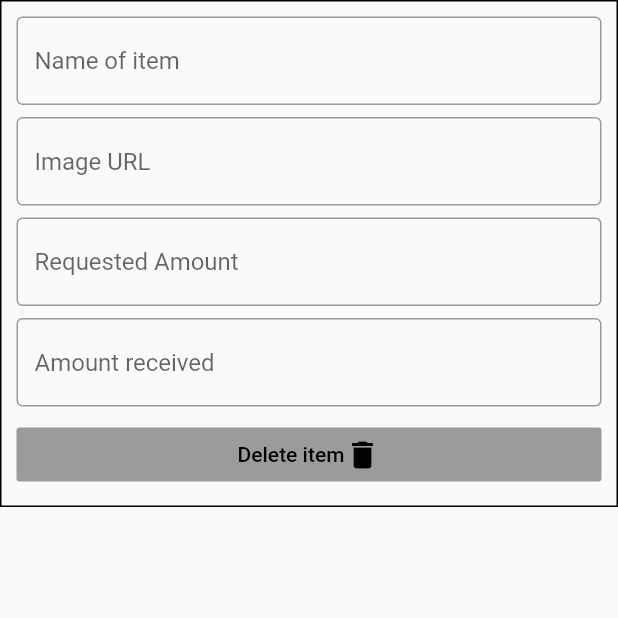
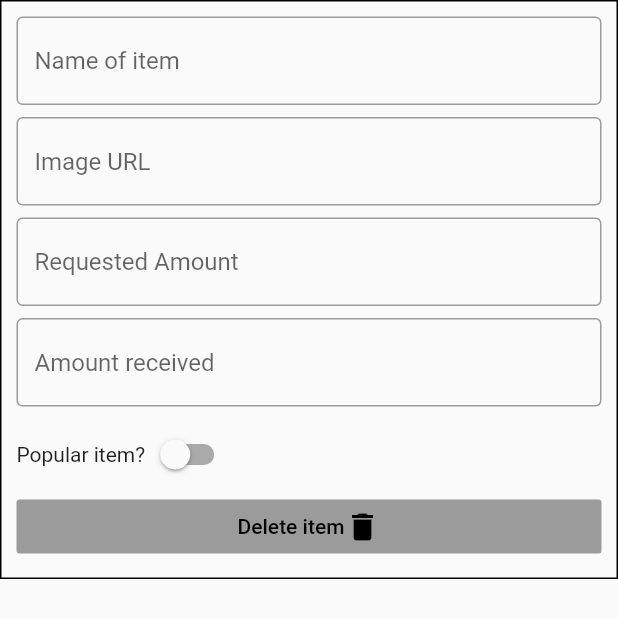
Before and after one commit to 0n9aldrin/2wishadmin, a Flutter app: the ItemWidget widget shown alone on an empty page, opened directly, on a phone screen of 412 x 824 dp. Shown: the top 618 px of the screen. Run offline on Flutter 3.47's test engine with Material 2 defaults, Android fonts, the phone set to English and light mode, and no system bars; our stand-ins replace cloud_firestore; accounts and stored records are empty.

Commit message:
Add popular item switch

```diff
--- a/lib/screens/add_organisations.dart
+++ b/lib/screens/add_organisations.dart
@@ -143,7 +143,8 @@ class _AddOrganisationState extends State<AddOrganisation> {
                             'Requested Amount':
                                 int.parse(index.itemRequestedController.text),
                             'Amount received':
-                                int.parse(index.itemReceivedController.text)
+                                int.parse(index.itemReceivedController.text),
+                            'Popular item': index.isSwitched
                           });
                         }
                       }
@@ -205,16 +206,21 @@ class _AddOrganisationState extends State<AddOrganisation> {
   }
 }
 
-class ItemWidget extends StatelessWidget {
+class ItemWidget extends StatefulWidget {
   final Function function;
   final int index;
-  ItemWidget({this.function, this.index});
-
   final TextEditingController itemNameController = TextEditingController();
   final TextEditingController itemImageController = TextEditingController();
   final TextEditingController itemRequestedController = TextEditingController();
   final TextEditingController itemReceivedController = TextEditingController();
+  bool isSwitched = false;
+  ItemWidget({this.function, this.index});
 
+  @override
+  _ItemWidgetState createState() => _ItemWidgetState();
+}
+
+class _ItemWidgetState extends State<ItemWidget> {
   @override
   Widget build(BuildContext context) {
     return Column(
@@ -228,7 +234,7 @@ class ItemWidget extends StatelessWidget {
             child: Column(
               children: <Widget>[
                 TextField(
-                  controller: itemNameController,
+                  controller: widget.itemNameController,
                   decoration: InputDecoration(
                     hintText: "Name of item",
                     border: OutlineInputBorder(),
@@ -236,7 +242,7 @@ class ItemWidget extends StatelessWidget {
                 ),
                 SizedBox(height: 8),
                 TextField(
-                  controller: itemImageController,
+                  controller: widget.itemImageController,
                   decoration: InputDecoration(
                     hintText: "Image URL",
                     border: OutlineInputBorder(),
@@ -245,7 +251,7 @@ class ItemWidget extends StatelessWidget {
                 SizedBox(height: 8),
                 TextField(
                   keyboardType: TextInputType.number,
-                  controller: itemRequestedController,
+                  controller: widget.itemRequestedController,
                   decoration: InputDecoration(
                     hintText: "Requested Amount",
                     border: OutlineInputBorder(),
@@ -254,15 +260,30 @@ class ItemWidget extends StatelessWidget {
                 SizedBox(height: 8),
                 TextField(
                   keyboardType: TextInputType.number,
-                  controller: itemReceivedController,
+                  controller: widget.itemReceivedController,
                   decoration: InputDecoration(
                     hintText: "Amount received",
                     border: OutlineInputBorder(),
                   ),
                 ),
                 SizedBox(height: 8),
+                Row(
+                  children: [
+                    Text("Popular item?"),
+                    Switch(
+                      value: widget.isSwitched,
+                      onChanged: (value) {
+                        setState(() {
+                          widget.isSwitched = value;
+                        });
+                      },
+                      activeTrackColor: Colors.lightGreenAccent,
+                      activeColor: Colors.green,
+                    ),
+                  ],
+                ),
                 RaisedButton(
-                  onPressed: function,
+                  onPressed: widget.function,
                   child: Row(
                     children: <Widget>[
                       Spacer(),
```
Also changed, not shown: lib/components/organisation_card.dart (+7 -1 lines), pubspec.lock.
